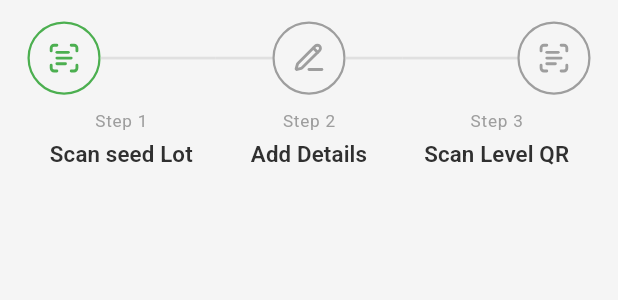
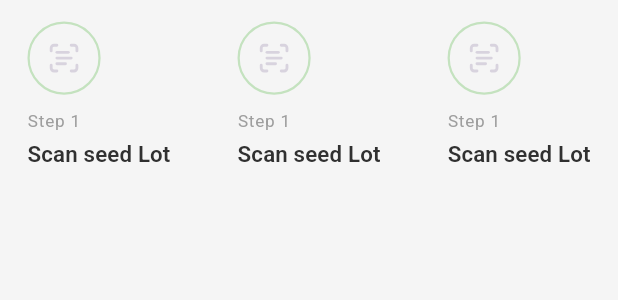
Before and after one commit to vaghelachirag/FarmEasyDesign, a Flutter app: the StepProgressWidget widget shown alone on an empty page, opened directly, on a phone screen of 412 x 824 dp. Shown: the top 300 px of the screen. Run offline on Flutter 3.47's test engine with Material 3 defaults, Android fonts, the light colour scheme and no system bars; our stand-ins replace flutter_hooks, flutter_riverpod, flutter_screenutil, flutter_secure_storage, flutter_svg, hooks_riverpod and 3 more; missing offline and left inert: dart:ffi; accounts and stored records are empty.

Commit message:
working on seeds page.

```diff
--- a/lib/components/widget/step_progress_widget.dart
+++ b/lib/components/widget/step_progress_widget.dart
@@ -1,4 +1,5 @@
 import 'package:farmeasy/base/extensions/buildcontext_ext.dart';
+import 'package:farmeasy/base/utils/app_colors.dart';
 import 'package:farmeasy/generator/assets.gen.dart';
 import 'package:farmeasy/screens/tab/seeding/provider/seeding_provider.dart';
 import 'package:flutter/material.dart';
@@ -22,37 +23,34 @@ class StepProgressWidget extends HookConsumerWidget {
     return Padding(
       padding: EdgeInsets.symmetric(horizontal: 16.w, vertical: 12.h),
       child: Row(
+        crossAxisAlignment: CrossAxisAlignment.start,
         mainAxisAlignment: MainAxisAlignment.spaceBetween,
-        children: List.generate(steps.length, (index) {
-          final isActive = index == currentStep;
-          final isCompleted = index < currentStep;
+        children: [  cercle(context),  cercle(context),  cercle(context)],
+      )
 
-          return Expanded(
-            child: Column(
-              mainAxisSize: MainAxisSize.min,
+    );
+  }
+
+  Widget cercle(BuildContext context){
+    return Column(
+      crossAxisAlignment: CrossAxisAlignment.start,
       children: [
-                Row(
-                  children: [
-                    if (index > 0)
-                      Expanded(
-                        child: Container(
-                          height: 1.5.h,
-                          color: isCompleted ? Colors.green : Colors.grey.shade300,
+       Container(
+    padding: EdgeInsets.all(10.r),
+    decoration: BoxDecoration(
+    shape: BoxShape.circle,
+    border: Border.all(color: AppColors.primary, width: 1.5),
     ),
+    child: SvgPicture.asset(
+    Assets.icons.iconScan.path,
+    height: 20.r,
+    width: 20.r,
+    colorFilter: ColorFilter.mode(AppColors.black16, BlendMode.srcIn),
     ),
-                    _buildStepCircle(steps[index].icon, isActive, isCompleted),
-                    if (index < steps.length - 1)
-                      Expanded(
-                        child: Container(
-                          height: 1.5.h,
-                          color: (index < currentStep) ? Colors.green : Colors.grey.shade300,
-                        ),
-                      ),
-                  ],
     ),
         SizedBox(height: 8.h),
         Text(
-                  'Step ${index + 1}',
+          'Step 1',
           style: context.textTheme.labelSmall?.copyWith(
             fontSize: 10.sp,
             color: Colors.grey,
@@ -60,23 +58,18 @@ class StepProgressWidget extends HookConsumerWidget {
         ),
         SizedBox(height: 2.h),
         Text(
-                  steps[index].label,
+          'Scan seed Lot',
           style: context.textTheme.labelLarge?.copyWith(
             fontSize: 13.sp,
             fontWeight: FontWeight.w600,
           ),
-                  textAlign: TextAlign.center,
+          textAlign: TextAlign.start, // This is optional now
         ),
       ],
-            ),
-          );
-        }),
-      ),
     );
   }
-
   Widget _buildStepCircle(String path, bool isActive, bool isCompleted) {
-    final borderColor = isCompleted || isActive ? Colors.green : Colors.grey;
+    final borderColor = isCompleted || isActive ? Colors.green : Colors.green;
 
     return Container(
       padding: EdgeInsets.all(10.r),
```
Lines whose indentation alone changed are shown as unchanged.
